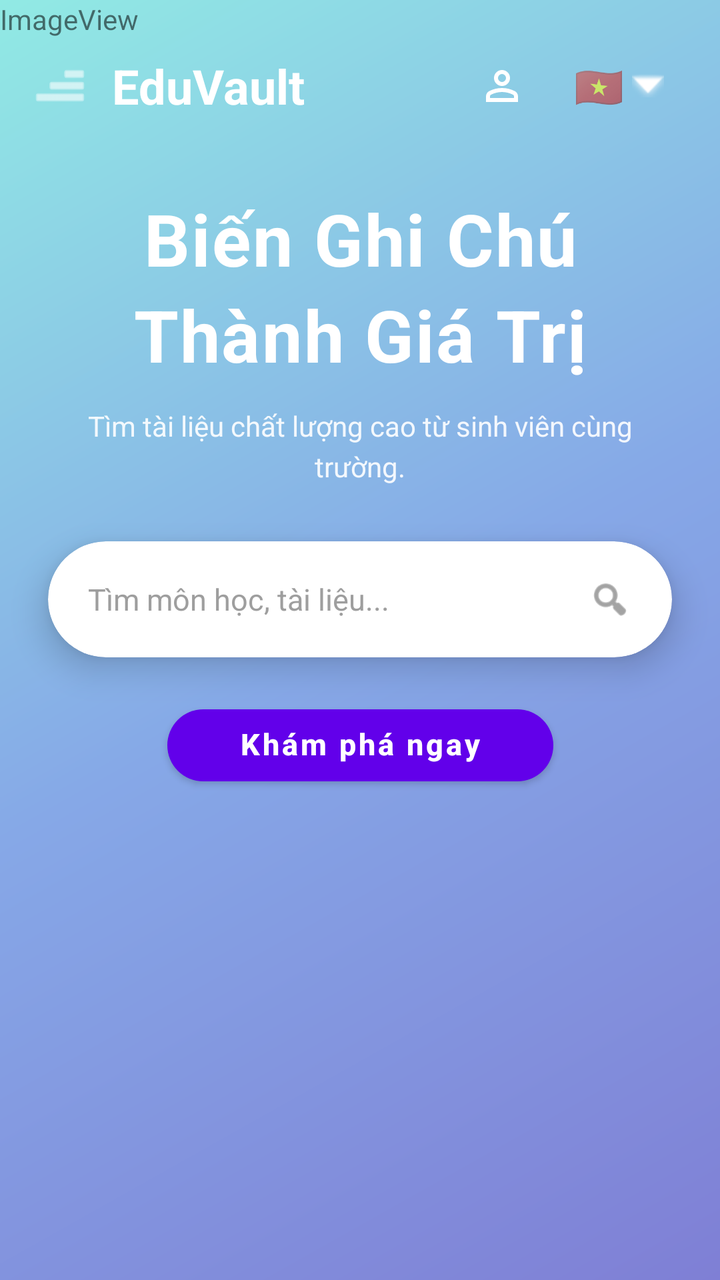
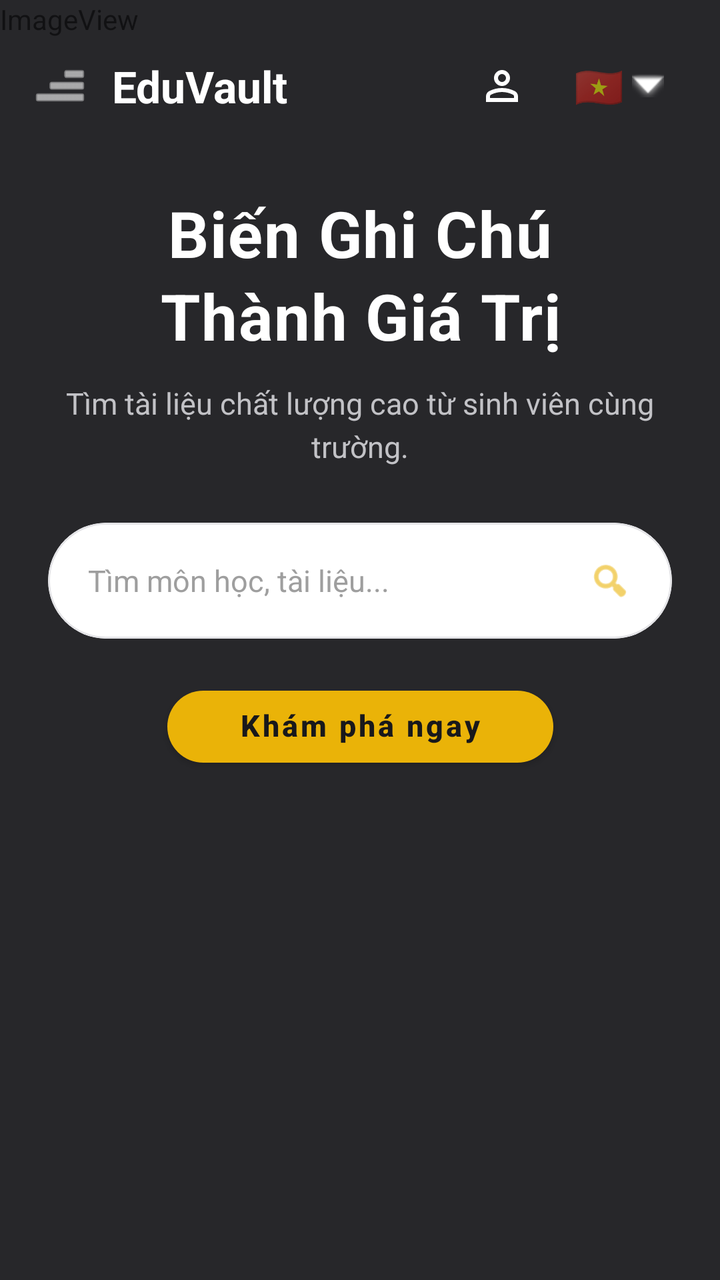

Compare the two renders of this Android layout. The source of the first and the diff that turns it into the second are given below.
<!-- AndroidManifest.xml: application theme Theme.DACS -->
<!-- res/layout/item_home_header.xml -->
<?xml version="1.0" encoding="utf-8"?>
<androidx.constraintlayout.widget.ConstraintLayout
    xmlns:android="http://schemas.android.com/apk/res/android"
    xmlns:app="http://schemas.android.com/apk/res-auto"
    android:layout_width="match_parent"
    android:layout_height="wrap_content"
    android:background="@drawable/bg_gradient_endless_river"
    android:paddingBottom="56dp">

    
    
    <TextView
        android:id="@+id/textView"
        android:layout_width="wrap_content"
        android:layout_height="wrap_content"
        android:text="ImageView" />

    <LinearLayout
        android:id="@+id/topNavBar"
        android:layout_width="match_parent"
        android:layout_height="56dp"
        android:layout_marginTop="15dp"
        android:orientation="horizontal"
        android:gravity="center_vertical"
        android:paddingHorizontal="16dp"
        android:background="@android:color/transparent"
        app:layout_constraintTop_toTopOf="parent"
        app:layout_constraintStart_toStartOf="parent"
        app:layout_constraintEnd_toEndOf="parent">

        
        <ImageView
            android:id="@+id/imgMenuBurger"
            android:layout_width="28dp"
            android:layout_height="28dp"
            android:src="@android:drawable/ic_menu_sort_by_size"
            android:rotation="-180"
            app:tint="#FFFFFF" />

        
        <TextView
            android:layout_width="wrap_content"
            android:layout_height="wrap_content"
            android:layout_marginStart="12dp"
            android:text="EduVault"
            android:textColor="#FFFFFF"
            android:textSize="24sp"
            android:textStyle="bold" />

        
        <View
            android:layout_width="0dp"
            android:layout_height="match_parent"
            android:layout_weight="1" />

        
        <ImageView
            android:id="@+id/imgUserProfile"
            android:layout_width="24dp"
            android:layout_height="24dp"
            android:layout_marginEnd="16dp"
            android:src="@drawable/ic_menu_person"
            app:tint="#FFFFFF"
            android:background="?attr/selectableItemBackgroundBorderless"
            android:clickable="true"
            android:focusable="true"/>

        
        <LinearLayout
            android:id="@+id/layoutLanguage"
            android:layout_width="wrap_content"
            android:layout_height="wrap_content"
            android:orientation="horizontal"
            android:gravity="center_vertical"
            android:padding="8dp"
            android:background="?attr/selectableItemBackgroundBorderless"
            android:clickable="true"
            android:focusable="true"
            android:layout_marginEnd="4dp">

            
            <TextView
                android:id="@+id/tvCurrentFlag"
                android:layout_width="wrap_content"
                android:layout_height="wrap_content"
                android:text="🇻🇳"
                android:textSize="20sp"
                android:layout_marginEnd="4dp"/>

            
            <ImageView
                android:layout_width="16dp"
                android:layout_height="16dp"
                android:src="@android:drawable/arrow_down_float"
                app:tint="#FFFFFF" />
        </LinearLayout>
    </LinearLayout>

    
    <TextView
        android:id="@+id/tvHeaderTitle"
        android:layout_width="0dp"
        android:layout_height="wrap_content"
        android:layout_marginTop="24dp"
        android:layout_marginHorizontal="24dp"
        android:text="Biến Ghi Chú\nThành Giá Trị"
        android:textColor="#FFFFFF"
        android:textSize="36sp"
        android:textStyle="bold"
        android:gravity="center"
        android:letterSpacing="0.02"
        android:lineSpacingExtra="6dp"
        app:layout_constraintTop_toBottomOf="@id/topNavBar"
        app:layout_constraintStart_toStartOf="parent"
        app:layout_constraintEnd_toEndOf="parent" />

    
    <TextView
        android:id="@+id/tvHeaderSubtitle"
        android:layout_width="0dp"
        android:layout_height="wrap_content"
        android:layout_marginTop="12dp"
        android:layout_marginHorizontal="32dp"
        android:text="Tìm tài liệu chất lượng cao từ sinh viên cùng trường."
        android:textColor="#FFFFFF"
        android:alpha="0.9"
        android:textSize="14sp"
        android:gravity="center"
        android:lineSpacingExtra="4dp"
        app:layout_constraintTop_toBottomOf="@id/tvHeaderTitle"
        app:layout_constraintStart_toStartOf="parent"
        app:layout_constraintEnd_toEndOf="parent" />

    
    <androidx.cardview.widget.CardView
        android:id="@+id/cvSearchContainer"
        android:layout_width="0dp"
        android:layout_height="58dp"
        android:layout_marginTop="28dp"
        android:layout_marginHorizontal="24dp"
        app:cardCornerRadius="30dp"
        app:cardElevation="10dp"
        app:layout_constraintTop_toBottomOf="@id/tvHeaderSubtitle"
        app:layout_constraintStart_toStartOf="parent"
        app:layout_constraintEnd_toEndOf="parent">

        <LinearLayout
            android:layout_width="match_parent"
            android:layout_height="match_parent"
            android:orientation="horizontal"
            android:gravity="center_vertical"
            android:paddingHorizontal="20dp">

            <EditText
                android:id="@+id/edtSearchInput"
                android:layout_width="0dp"
                android:layout_height="match_parent"
                android:layout_weight="1"
                android:background="@android:color/transparent"
                android:hint="Tìm môn học, tài liệu..."
                android:textColor="#333333"
                android:textColorHint="#9E9E9E"
                android:textSize="15sp"
                android:maxLines="1"
                android:inputType="text" />

            <ImageView
                android:id="@+id/imgSearchIcon"
                android:layout_width="22dp"
                android:layout_height="22dp"
                android:layout_marginStart="8dp"
                android:src="@android:drawable/ic_menu_search"
                app:tint="#666666" />
        </LinearLayout>
    </androidx.cardview.widget.CardView>

    
    <com.google.android.material.button.MaterialButton
        android:id="@+id/btnExploreNotes"
        android:layout_width="wrap_content"
        android:layout_height="48dp"
        android:layout_marginTop="20dp"
        android:text="Khám phá ngay"
        android:textAllCaps="false"
        android:textColor="#FFFFFF"
        android:textSize="15sp"
        android:textStyle="bold"
        android:gravity="center"
        android:includeFontPadding="false"
        android:paddingHorizontal="36dp"
        app:backgroundTint="#6200EA"
        app:cornerRadius="24dp"
        app:layout_constraintTop_toBottomOf="@id/cvSearchContainer"
        app:layout_constraintStart_toStartOf="parent"
        app:layout_constraintEnd_toEndOf="parent" />

</androidx.constraintlayout.widget.ConstraintLayout>
<!-- resources referenced by this layout -->
<resources>
  <!-- drawable bg_gradient_endless_river (drawable) -->
  <?xml version="1.0" encoding="utf-8"?>
  <shape xmlns:android="http://schemas.android.com/apk/res/android"
      android:shape="rectangle">
      <gradient
          android:startColor="#7f7fd5"
          android:centerColor="#86a8e7"
          android:endColor="#91eae4"
          android:type="linear"
          android:angle="135"/>
  </shape>
  <!-- drawable ic_menu_person (drawable) -->
  <vector xmlns:android="http://schemas.android.com/apk/res/android" android:height="24dp" android:tint="#000000" android:viewportHeight="960" android:viewportWidth="960" android:width="24dp">
        
      <path android:fillColor="@android:color/white" android:pathData="M367,433Q320,386 320,320Q320,254 367,207Q414,160 480,160Q546,160 593,207Q640,254 640,320Q640,386 593,433Q546,480 480,480Q414,480 367,433ZM160,800L160,688Q160,654 177.5,625.5Q195,597 224,582Q286,551 350,535.5Q414,520 480,520Q546,520 610,535.5Q674,551 736,582Q765,597 782.5,625.5Q800,654 800,688L800,800L160,800ZM240,720L720,720L720,688Q720,677 714.5,668Q709,659 700,654Q646,627 591,613.5Q536,600 480,600Q424,600 369,613.5Q314,627 260,654Q251,659 245.5,668Q240,677 240,688L240,720ZM536.5,376.5Q560,353 560,320Q560,287 536.5,263.5Q513,240 480,240Q447,240 423.5,263.5Q400,287 400,320Q400,353 423.5,376.5Q447,400 480,400Q513,400 536.5,376.5ZM480,320Q480,320 480,320Q480,320 480,320Q480,320 480,320Q480,320 480,320Q480,320 480,320Q480,320 480,320Q480,320 480,320Q480,320 480,320ZM480,720L480,720Q480,720 480,720Q480,720 480,720Q480,720 480,720Q480,720 480,720Q480,720 480,720Q480,720 480,720Q480,720 480,720Q480,720 480,720L480,720Z"/>
      
  </vector>
  <style name="Theme.DACS" parent="Theme.MaterialComponents.Light.NoActionBar">
          <item name="android:windowTranslucentStatus">true</item>
          <item name="android:windowTranslucentNavigation">true</item>
      </style>
</resources>

<!-- the commit's change to res/layout/item_home_header.xml (unified diff, before → after) -->
@@ -4,11 +4,9 @@
     xmlns:app="http://schemas.android.com/apk/res-auto"
     android:layout_width="match_parent"
     android:layout_height="wrap_content"
-    android:background="@drawable/bg_gradient_endless_river"
+    android:background="#27272A"
     android:paddingBottom="56dp">
 
-    
-    
     <TextView
         android:id="@+id/textView"
         android:layout_width="wrap_content"
@@ -28,7 +26,6 @@
         app:layout_constraintStart_toStartOf="parent"
         app:layout_constraintEnd_toEndOf="parent">
 
-        
         <ImageView
             android:id="@+id/imgMenuBurger"
             android:layout_width="28dp"
@@ -37,23 +34,20 @@
             android:rotation="-180"
             app:tint="#FFFFFF" />
 
-        
         <TextView
             android:layout_width="wrap_content"
             android:layout_height="wrap_content"
             android:layout_marginStart="12dp"
             android:text="EduVault"
             android:textColor="#FFFFFF"
-            android:textSize="24sp"
+            android:textSize="22sp"
             android:textStyle="bold" />
 
-        
         <View
             android:layout_width="0dp"
             android:layout_height="match_parent"
             android:layout_weight="1" />
 
-        
         <ImageView
             android:id="@+id/imgUserProfile"
             android:layout_width="24dp"
@@ -65,7 +59,6 @@
             android:clickable="true"
             android:focusable="true"/>
 
-        
         <LinearLayout
             android:id="@+id/layoutLanguage"
             android:layout_width="wrap_content"
@@ -78,7 +71,6 @@
             android:focusable="true"
             android:layout_marginEnd="4dp">
 
-            
             <TextView
                 android:id="@+id/tvCurrentFlag"
                 android:layout_width="wrap_content"
@@ -87,7 +79,6 @@
                 android:textSize="20sp"
                 android:layout_marginEnd="4dp"/>
 
-            
             <ImageView
                 android:layout_width="16dp"
                 android:layout_height="16dp"
@@ -96,7 +87,6 @@
         </LinearLayout>
     </LinearLayout>
 
-    
     <TextView
         android:id="@+id/tvHeaderTitle"
         android:layout_width="0dp"
@@ -105,16 +95,15 @@
         android:layout_marginHorizontal="24dp"
         android:text="Biến Ghi Chú\nThành Giá Trị"
         android:textColor="#FFFFFF"
-        android:textSize="36sp"
+        android:textSize="32sp"
         android:textStyle="bold"
         android:gravity="center"
         android:letterSpacing="0.02"
-        android:lineSpacingExtra="6dp"
+        android:lineSpacingExtra="4dp"
         app:layout_constraintTop_toBottomOf="@id/topNavBar"
         app:layout_constraintStart_toStartOf="parent"
         app:layout_constraintEnd_toEndOf="parent" />
 
-    
     <TextView
         android:id="@+id/tvHeaderSubtitle"
         android:layout_width="0dp"
@@ -122,24 +111,25 @@
         android:layout_marginTop="12dp"
         android:layout_marginHorizontal="32dp"
         android:text="Tìm tài liệu chất lượng cao từ sinh viên cùng trường."
-        android:textColor="#FFFFFF"
+        android:textColor="#D4D4D8"
         android:alpha="0.9"
-        android:textSize="14sp"
+        android:textSize="15sp"
         android:gravity="center"
         android:lineSpacingExtra="4dp"
         app:layout_constraintTop_toBottomOf="@id/tvHeaderTitle"
         app:layout_constraintStart_toStartOf="parent"
         app:layout_constraintEnd_toEndOf="parent" />
 
-    
-    <androidx.cardview.widget.CardView
+    <com.google.android.material.card.MaterialCardView
         android:id="@+id/cvSearchContainer"
         android:layout_width="0dp"
         android:layout_height="58dp"
         android:layout_marginTop="28dp"
         android:layout_marginHorizontal="24dp"
         app:cardCornerRadius="30dp"
-        app:cardElevation="10dp"
+        app:cardElevation="0dp"
+        app:strokeWidth="1dp"
+        app:strokeColor="#E4E4E7"
         app:layout_constraintTop_toBottomOf="@id/tvHeaderSubtitle"
         app:layout_constraintStart_toStartOf="parent"
         app:layout_constraintEnd_toEndOf="parent">
@@ -170,11 +160,10 @@
                 android:layout_height="22dp"
                 android:layout_marginStart="8dp"
                 android:src="@android:drawable/ic_menu_search"
-                app:tint="#666666" />
+                app:tint="#EAB308" />
         </LinearLayout>
-    </androidx.cardview.widget.CardView>
+    </com.google.android.material.card.MaterialCardView>
 
-    
     <com.google.android.material.button.MaterialButton
         android:id="@+id/btnExploreNotes"
         android:layout_width="wrap_content"
@@ -182,13 +171,13 @@
         android:layout_marginTop="20dp"
         android:text="Khám phá ngay"
         android:textAllCaps="false"
-        android:textColor="#FFFFFF"
+        android:textColor="#18181B"
         android:textSize="15sp"
         android:textStyle="bold"
         android:gravity="center"
         android:includeFontPadding="false"
         android:paddingHorizontal="36dp"
-        app:backgroundTint="#6200EA"
+        app:backgroundTint="#EAB308"
         app:cornerRadius="24dp"
         app:layout_constraintTop_toBottomOf="@id/cvSearchContainer"
         app:layout_constraintStart_toStartOf="parent"
<!-- resource entries referenced after the edit -->
@@ -1,16 +1,5 @@
 <!-- resources referenced by this layout -->
 <resources>
-  <!-- drawable bg_gradient_endless_river (drawable) -->
-  <?xml version="1.0" encoding="utf-8"?>
-  <shape xmlns:android="http://schemas.android.com/apk/res/android"
-      android:shape="rectangle">
-      <gradient
-          android:startColor="#7f7fd5"
-          android:centerColor="#86a8e7"
-          android:endColor="#91eae4"
-          android:type="linear"
-          android:angle="135"/>
-  </shape>
   <!-- drawable ic_menu_person (drawable) -->
   <vector xmlns:android="http://schemas.android.com/apk/res/android" android:height="24dp" android:tint="#000000" android:viewportHeight="960" android:viewportWidth="960" android:width="24dp">
         
